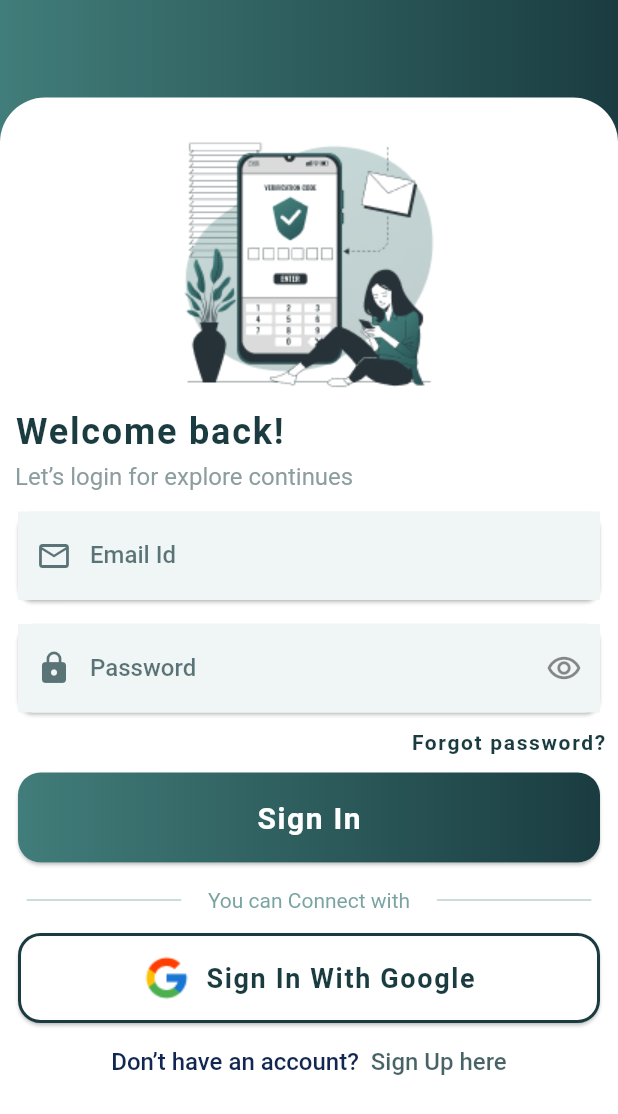
After one commit to Akshay-1609/Expense-Manager-App, a Flutter app: the SigninScreen screen opened directly, on a phone screen of 412 x 824 dp. The commit adds this screen. Shown: the top 1114 px of the screen. Run offline on Flutter 3.47's test engine with Material 2 defaults, Android fonts, the phone set to English and light mode, and no system bars; our stand-ins replace animated_bottom_navigation_bar; Roboto replaces fonts that are missing (Heebo).

Commit message:
sigin page is completed

```diff
--- a/lib/constant/image_constant.dart
+++ b/lib/constant/image_constant.dart
@@ -8,4 +8,5 @@ class ImageConstant {
   static String profileIcon = "assets/icon/profile.png";
   static String signupImage = "assets/img/signup.png";
   static String googleImage = 'assets/img/google.png';
+  static String signinImage = 'assets/img/signin.png';
 }
--- a/lib/main.dart
+++ b/lib/main.dart
@@ -1,5 +1,4 @@
-import 'package:expensemanager/presentation/home/home_screen.dart';
-import 'package:expensemanager/presentation/signup/signup_screen.dart';
+import 'package:expensemanager/presentation/verification/verification.dart';
 import 'package:flutter/material.dart';
 
 void main() {
@@ -19,7 +18,7 @@ class MyApp extends StatelessWidget {
         primarySwatch: Colors.blue,
       ),
 
-      home: SignupScreen(),
+      home: OTPverification(),
     );
   }
 }
--- /dev/null
+++ b/lib/presentation/signin/signin_screen.dart
@@ -0,0 +1,109 @@
+import 'package:expensemanager/constant/color_constsnt.dart';
+import 'package:expensemanager/constant/image_constant.dart';
+import 'package:expensemanager/presentation/signup/widgets/custome_divider.dart';
+import 'package:expensemanager/presentation/signup/widgets/custome_textfield.dart';
+import 'package:expensemanager/presentation/signup/widgets/google_sigup_button.dart';
+import 'package:expensemanager/presentation/signup/widgets/signup_buttpon.dart';
+import 'package:expensemanager/theme/app_text_style.dart';
+import 'package:flutter/material.dart';
+
+class SigninScreen extends StatelessWidget {
+  const SigninScreen({Key? key}) : super(key: key);
+
+  @override
+  Widget build(BuildContext context) {
+    return Scaffold(
+      body: Stack(
+        children: [
+          Container(
+            decoration:
+                BoxDecoration(gradient: ColorConstant.blueGreenGradient),
+            height: double.infinity,
+          ),
+          Padding(
+            padding: const EdgeInsets.only(top: 65),
+            child: Container(
+              decoration: BoxDecoration(
+                  color: ColorConstant.white,
+                  borderRadius: const BorderRadius.only(
+                      topRight: Radius.circular(30),
+                      topLeft: Radius.circular(30))),
+              width: double.infinity,
+              height: double.infinity,
+              child: SingleChildScrollView(
+                child: Column(
+                  mainAxisSize: MainAxisSize.max,
+                  crossAxisAlignment: CrossAxisAlignment.start,
+                  children: [
+                    Row(
+                      mainAxisAlignment: MainAxisAlignment.center,
+                      children: [
+                        Padding(
+                          padding: const EdgeInsets.only(top: 25.0),
+                          child: Image.asset(ImageConstant.signinImage),
+                        ),
+                      ],
+                    ),
+                      Padding(
+                        padding: const EdgeInsets.all(10),
+                        child: Column(
+                          crossAxisAlignment: CrossAxisAlignment.start,
+                          children: [
+                            Text(
+                              "Welcome back!",
+                              style: AppTextStyle.signupGreeting,
+                            ),
+                           const SizedBox(height:6,),
+                            Text(
+                              'Let’s login for explore continues',
+                              style: AppTextStyle.signupCreateAccount,
+                            )
+                          ],
+                        ),
+                      ),
+                      Column(
+                        children: [
+                          customeTextFormField("Email Id", Icons.email_outlined),
+                          customeTextFormField("Password", Icons.lock),
+                          Padding(
+                            padding: const EdgeInsets.only(right:8.0),
+                            child: Row(
+                              mainAxisAlignment: MainAxisAlignment.end,
+                              children: [
+                                Text("Forgot password?",style: AppTextStyle.forgotPassword,)
+                              ],
+                            ),
+                          )
+
+                        ],
+                      ),
+                   signUpButton("Sign In"),
+                     const  SizedBox(height: 5,),
+                       youCanConnectWith(context),
+                      const SizedBox(height: 10,),
+                      googleSignUpButton("Sign In"),
+                       const SizedBox(height: 8,),
+                      Row(
+                        mainAxisAlignment: MainAxisAlignment.center,
+                        children: [
+                          Text(
+                            "Don’t have an account?  ",
+                            style: AppTextStyle.haveAccountText,
+                          ),
+
+                          Text(
+                            "Sign Up here",
+                            style: AppTextStyle.signInText,
+                          )
+                        ],
+                      )
+                  ],
+                ),
+              ),
+            ),
+          )
+        ],
+      ),
+    );
+  }
+}
--- a/lib/presentation/signup/signup_screen.dart
+++ b/lib/presentation/signup/signup_screen.dart
@@ -1,12 +1,9 @@
-import 'dart:ui';
-
 import 'package:expensemanager/constant/color_constsnt.dart';
 import 'package:expensemanager/constant/image_constant.dart';
 import 'package:expensemanager/presentation/signup/widgets/custome_divider.dart';
 import 'package:expensemanager/presentation/signup/widgets/custome_textfield.dart';
 import 'package:expensemanager/presentation/signup/widgets/google_sigup_button.dart';
 import 'package:expensemanager/presentation/signup/widgets/signup_buttpon.dart';
-import 'package:expensemanager/theme/app_decoration.dart';
 import 'package:expensemanager/theme/app_text_style.dart';
 import 'package:flutter/material.dart';
 
@@ -71,11 +68,11 @@ class SignupScreen extends StatelessWidget {
                       customeTextFormField("Conform Password", Icons.lock),
                     ],
                   ),
-                  signUpButton(),
+                  signUpButton('Sign Up'),
                  const  SizedBox(height: 5,),
                    youCanConnectWith(context),
                   const SizedBox(height: 10,),
-                  googleSignUpButton(),
+                  googleSignUpButton('Sign Up'),
                    const SizedBox(height: 8,),
                   Row(
                     mainAxisAlignment: MainAxisAlignment.center,
--- a/lib/presentation/signup/widgets/google_sigup_button.dart
+++ b/lib/presentation/signup/widgets/google_sigup_button.dart
@@ -4,7 +4,7 @@ import 'package:expensemanager/theme/app_decoration.dart';
 import 'package:expensemanager/theme/app_text_style.dart';
 import 'package:flutter/material.dart';
 
-Widget googleSignUpButton()
+Widget googleSignUpButton(btnName)
 {
   return  Padding(
     padding: const EdgeInsets.only(top:0,bottom: 4,left: 8,right: 8),
@@ -23,7 +23,7 @@ Widget googleSignUpButton()
               children: [
                 Image.asset(ImageConstant.googleImage),
                const SizedBox(width: 10,),
-                Text('Sign Up With Google',style: AppTextStyle.googleSignUpButtonText,),
+                Text('${btnName} With Google',style: AppTextStyle.googleSignUpButtonText,),
               ],
             )),
       ),
--- a/lib/presentation/signup/widgets/signup_buttpon.dart
+++ b/lib/presentation/signup/widgets/signup_buttpon.dart
@@ -3,7 +3,7 @@ import 'package:expensemanager/theme/app_decoration.dart';
 import 'package:expensemanager/theme/app_text_style.dart';
 import 'package:flutter/material.dart';
 
-Widget signUpButton() {
+Widget signUpButton(btnName) {
   return Padding(
     padding: const EdgeInsets.all(8.0),
     child: Card(
@@ -15,7 +15,7 @@ Widget signUpButton() {
             borderRadius: const BorderRadius.all(Radius.circular(15)),
             gradient: ColorConstant.blueGreenGradient),
         child: Center(
-            child: Text('Sign Up', style: AppTextStyle.signUpButtonText)),
+            child: Text(btnName, style: AppTextStyle.signUpButtonText)),
       ),
     ),
   );
--- /dev/null
+++ b/lib/presentation/verification/verification.dart
@@ -0,0 +1,25 @@
+import 'package:expensemanager/constant/color_constsnt.dart';
+import 'package:expensemanager/theme/app_text_style.dart';
+import 'package:flutter/material.dart';
+
+class OTPverification extends StatelessWidget {
+  const OTPverification({Key? key}) : super(key: key);
+
+  @override
+  Widget build(BuildContext context) {
+    return Scaffold(
+      backgroundColor: ColorConstant.white,
+      appBar: AppBar(
+        elevation: 0,
+        centerTitle: true,
+        title: Text("Verification",style: AppTextStyle.VerificationText,),
+        backgroundColor: ColorConstant.white,
+        leading: IconButton(
+          onPressed: (){},
+          icon: Icon(Icons.arrow_back_rounded,color: ColorConstant.black,),
+        ),
+      ),
+    );
+
+  }
+}
--- a/lib/theme/app_text_style.dart
+++ b/lib/theme/app_text_style.dart
@@ -99,4 +99,19 @@ class AppTextStyle {
     fontFamily: 'Heebo',
 
   );
+   static TextStyle forgotPassword = TextStyle(
+    fontSize: 14,
+    fontWeight: FontWeight.w600,
+    color: ColorConstant.darkGreen,
+    fontFamily: 'Heebo',
+    letterSpacing: 1.1
+
+  );
+  static TextStyle VerificationText = TextStyle(
+    fontSize: 18,
+    fontWeight: FontWeight.w500,
+    color: ColorConstant.darkGreen,
+    fontFamily: 'Heebo',
+
+  );
 }
```
Also changed, not shown: assets/img/signin.png (added).
